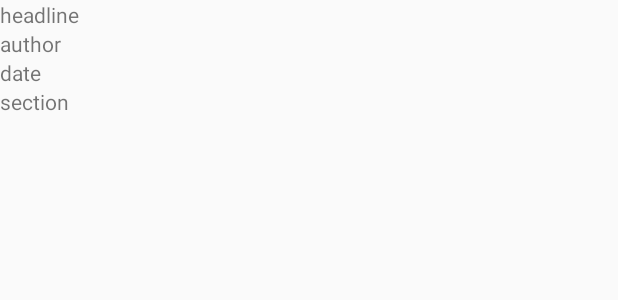
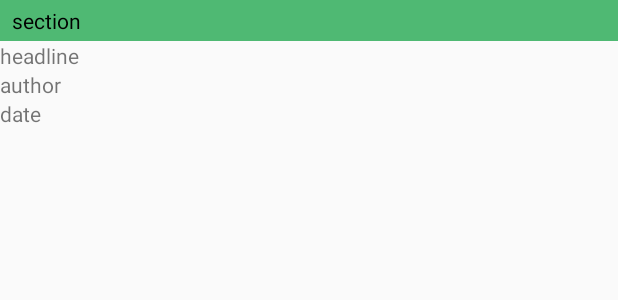
Before and after one commit to sputnikboom/NewsApp, an Android app: the layout list_item.xml on its own in the app's theme, with its tools: preview values and no code run, on a phone screen of 412 x 824 dp. Shown: the top 300 px of the screen. Run offline under Robolectric (Android 15) with nearby library versions, the phone set to English and light mode, and no system bars.

Commit message:
made some adjustments to ui & layout

```diff
--- a/app/src/main/java/com/example/rachael/newsapp/MainActivity.java
+++ b/app/src/main/java/com/example/rachael/newsapp/MainActivity.java
@@ -16,7 +16,7 @@ import java.util.List;
 public class MainActivity extends AppCompatActivity implements LoaderCallbacks<List<NewsItem>> {
 
     private static final String LOG_TAG = MainActivity.class.getName();
-    private static final String API_KEY = <YOUR_API_KEY_HERE>;
+    private static final String API_KEY = "YOUR_API_KEY_HERE";
     private static final String API_REQUEST_URL = "https://content.guardianapis.com/search?q=leeds&show-tags=contributor&api-key=" + API_KEY;
     private static final int NEWS_ITEM_LOADER_ID = 1;
     private NewsItemAdapter mAdapter;
--- a/app/src/main/java/com/example/rachael/newsapp/NewsItemAdapter.java
+++ b/app/src/main/java/com/example/rachael/newsapp/NewsItemAdapter.java
@@ -44,6 +44,9 @@ public class NewsItemAdapter extends ArrayAdapter<NewsItem> {
 
         NewsItem currentNewsItem = getItem(position);
 
+        TextView sectionTextView = newsItemView.findViewById(R.id.section);
+        sectionTextView.setText(currentNewsItem.getSection());
+
         TextView storyTitleTextView = newsItemView.findViewById(R.id.headline);
         storyTitleTextView.setText(currentNewsItem.getStoryTitle());
 
@@ -58,8 +61,7 @@ public class NewsItemAdapter extends ArrayAdapter<NewsItem> {
         TextView dateTextView = newsItemView.findViewById(R.id.date);
         dateTextView.setText(currentNewsItem.getDate());
 
-        TextView sectionTextView = newsItemView.findViewById(R.id.section);
-        sectionTextView.setText(currentNewsItem.getSection());
+
 
         return newsItemView;
     }
--- a/app/src/main/java/com/example/rachael/newsapp/QueryUtils.java
+++ b/app/src/main/java/com/example/rachael/newsapp/QueryUtils.java
@@ -136,10 +136,10 @@ public final class QueryUtils {
 
                 JSONObject currentNewsItem = newsItemArray.getJSONObject(i);
 
+                String section = currentNewsItem.getString("sectionName");
                 String storyTitle = currentNewsItem.getString("webTitle");
                 String url = currentNewsItem.getString("webUrl");
                 String date = currentNewsItem.getString("webPublicationDate");
-                String section = currentNewsItem.getString("sectionName");
                 String authorName;
 
                 JSONArray tags = currentNewsItem.getJSONArray("tags");
@@ -154,7 +154,7 @@ public final class QueryUtils {
 
                 // TODO return date in a better format
 
-                NewsItem newsItem = new NewsItem(storyTitle, authorName, date, section, url);
+                NewsItem newsItem = new NewsItem(section, storyTitle, authorName, date, url);
                 newsItems.add(newsItem);
             }
         } catch (JSONException e) {
--- a/app/src/main/res/layout/activity_main.xml
+++ b/app/src/main/res/layout/activity_main.xml
@@ -3,4 +3,4 @@
     android:id="@+id/list"
     android:layout_width="match_parent"
     android:layout_height="match_parent"
-    android:orientation="vertical" />
+    android:orientation="vertical"/>
--- a/app/src/main/res/layout/list_item.xml
+++ b/app/src/main/res/layout/list_item.xml
@@ -3,31 +3,39 @@
     xmlns:tools="http://schemas.android.com/tools"
     android:layout_width="match_parent"
     android:layout_height="wrap_content"
-    android:orientation="vertical">
+    android:orientation="vertical"
+    android:paddingBottom="8dp">
+
+    <TextView
+        android:id="@+id/section"
+        android:layout_width="match_parent"
+        android:layout_height="wrap_content"
+        tools:text="section"
+        android:background="@color/colorAccent"
+        android:textColor="@android:color/black"
+        android:paddingTop="4dp"
+        android:paddingBottom="4dp"
+        android:paddingLeft="8dp"/>
 
     <TextView
         android:id="@+id/headline"
         android:layout_width="wrap_content"
         android:layout_height="match_parent"
-        tools:text="headline"/>
+        tools:text="headline" />
 
 
     <TextView
         android:id="@+id/author"
         android:layout_width="match_parent"
         android:layout_height="wrap_content"
-        tools:text="author"/>
+        tools:text="author" />
 
     <TextView
         android:id="@+id/date"
         android:layout_width="match_parent"
         android:layout_height="wrap_content"
-        tools:text="date"/>
+        tools:text="date" />
 
-    <TextView
-        android:layout_width="match_parent"
-        android:layout_height="wrap_content"
-        android:id="@+id/section"
-        tools:text="section"/>
+
 
 </LinearLayout>
--- a/app/src/main/res/values/colors.xml
+++ b/app/src/main/res/values/colors.xml
@@ -1,6 +1,6 @@
 <?xml version="1.0" encoding="utf-8"?>
 <resources>
-    <color name="colorPrimary">#3F51B5</color>
-    <color name="colorPrimaryDark">#303F9F</color>
-    <color name="colorAccent">#FF4081</color>
+    <color name="colorPrimary">#880e4f</color>
+    <color name="colorPrimaryDark">#560027</color>
+    <color name="colorAccent">#4fb973</color>
 </resources>
```
Also changed, not shown: app/src/main/java/com/example/rachael/newsapp/NewsItem.java (+7 -7 lines).
